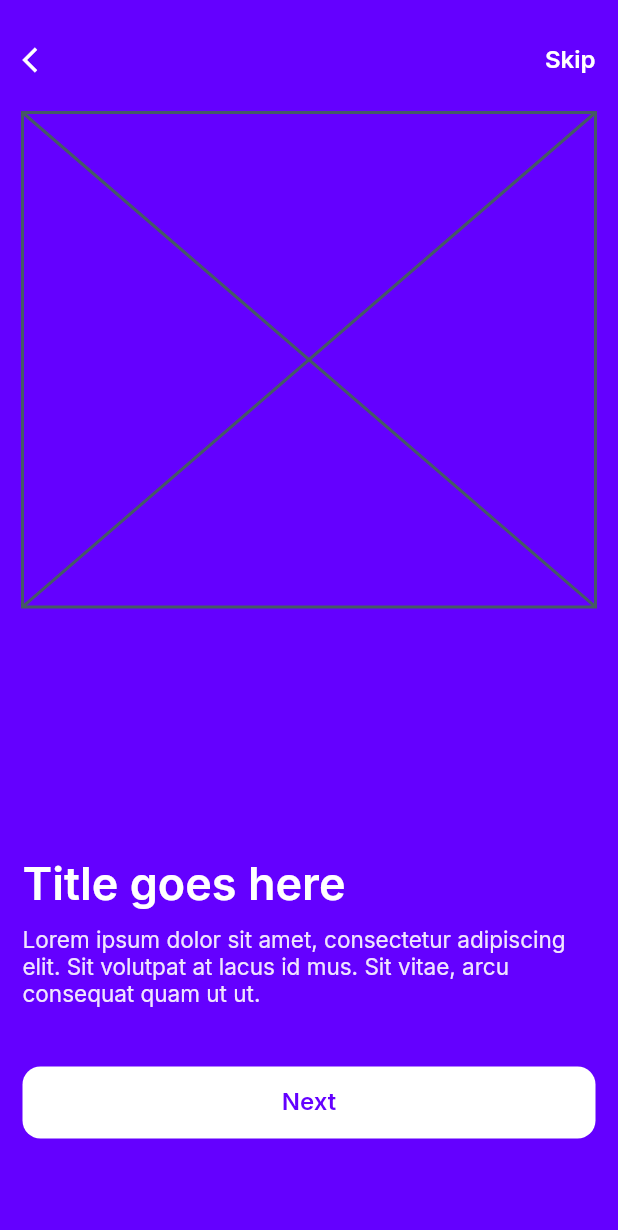
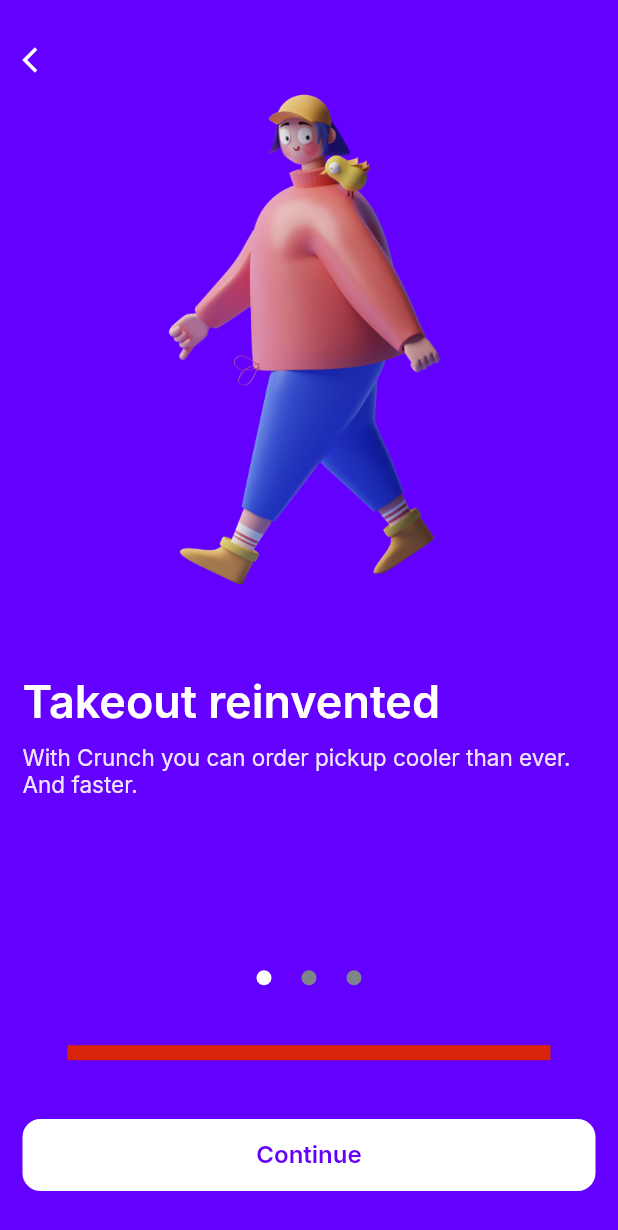
Before and after one commit to joelrose/crunch-app, a Flutter app: the OnboardingExplanationScreen screen opened by its route, on a phone screen of 412 x 824 dp. Shown: the top 1230 px of the screen. Run offline on Flutter 3.47's test engine with Material 2 defaults, Android fonts, the phone set to English and light mode, and no system bars; our stand-ins replace easy_localization, firebase_auth, firebase_core, flutter_svg, get_it, google_fonts and 3 more; missing offline and left inert: the_apple_sign_in; accounts and stored records are empty.

Commit message:
[add] onboarding explanation

```diff
--- a/lib/routes.dart
+++ b/lib/routes.dart
@@ -29,7 +29,7 @@ class Router {
         );
       case onboardingExplanationRoute:
         return CupertinoPageRoute(
-          builder: (_) => const OnboardingExplanationScreen(),
+          builder: (_) => OnboardingExplanationScreen(),
         );
       case onboardingAccountRoute:
         final args = settings.arguments! as bool;
--- a/lib/screens/onboarding/explanation/explanation.dart
+++ b/lib/screens/onboarding/explanation/explanation.dart
@@ -1,17 +1,60 @@
 import 'package:alpaca/global.dart';
 import 'package:alpaca/routes.dart';
+import 'package:alpaca/screens/onboarding/explanation/widgets/slide_widget.dart';
 import 'package:alpaca/shared/buttons.dart';
 import 'package:alpaca/shared/page_wrapper.dart';
 import 'package:flutter/cupertino.dart';
 import 'package:flutter/material.dart';
 import 'package:google_fonts/google_fonts.dart';
 
-class OnboardingExplanationScreen extends StatelessWidget {
-  const OnboardingExplanationScreen({Key? key}) : super(key: key);
+class OnboardingExplanationScreen extends StatefulWidget {
+  OnboardingExplanationScreen({Key? key}) : super(key: key);
+
+  @override
+  State<OnboardingExplanationScreen> createState() =>
+      _OnboardingExplanationScreenState();
+}
+
+class _OnboardingExplanationScreenState
+    extends State<OnboardingExplanationScreen> {
+  final PageController _controller = PageController();
+
+  int _currentPage = 0;
+
+  final List<Widget> _pages = const <Widget>[
+    SlideWidget(
+      title: 'Takeout reinvented',
+      description:
+          'With Crunch you can order pickup cooler than ever. And faster.',
+      image: 'assets/onboarding/step-1.png',
+    ),
+    SlideWidget(
+      title: 'Personalized for you',
+      description:
+          'Discover new places, collect stamps and benefit from special discounts from your favourite stores.',
+      image: 'assets/onboarding/step-2.png',
+    ),
+    SlideWidget(
+      title: 'Food goes social',
+      description:
+          'See where others are eating, send gifts to your friends and enjoy food together.',
+      image: 'assets/onboarding/step-3.png',
+    ),
+  ];
+
+  @override
+  void initState() {
+    super.initState();
+    _currentPage = 0;
+    _controller.addListener(() {
+      setState(() {
+        _currentPage = _controller.page!.toInt();
+      });
+    });
+  }
 
   @override
   Widget build(BuildContext context) {
-    final theme = Theme.of(context).textTheme;
     return PageWrapper(
       backgroundColor: AlpacaColor.primary100,
       child: Column(
@@ -20,7 +63,7 @@ class OnboardingExplanationScreen extends StatelessWidget {
           Column(
             children: [
               Padding(
-                padding: const EdgeInsets.only(bottom: 25),
+                padding: const EdgeInsets.only(bottom: 10),
                 child: Row(
                   mainAxisAlignment: MainAxisAlignment.spaceBetween,
                   children: [
@@ -32,49 +75,65 @@ class OnboardingExplanationScreen extends StatelessWidget {
                         color: AlpacaColor.white100Color,
                       ),
                     ),
-                    Text(
-                      'Skip',
-                      style: GoogleFonts.inter(
-                        color: AlpacaColor.white100Color,
-                        fontSize: 16,
-                        letterSpacing: 0,
-                        fontWeight: FontWeight.w600,
-                        height: 1,
+                  ],
                 ),
               ),
             ],
           ),
+          SizedBox(
+            height: MediaQuery.of(context).size.height * 0.7,
+            child: PageView.builder(
+              itemCount: _pages.length,
+              controller: _controller,
+              physics: const ClampingScrollPhysics(),
+              itemBuilder: (BuildContext context, int index) {
+                return _pages[index % _pages.length];
+              },
             ),
-              Placeholder(
-                fallbackHeight: MediaQuery.of(context).size.height * 0.4,
+          ),
+          Row(
+            mainAxisAlignment: MainAxisAlignment.center,
+            children: [
+              ...List.generate(
+                _pages.length,
+                (index) => Container(
+                  width: 10,
+                  height: 10,
+                  margin: const EdgeInsets.all(10),
+                  decoration: BoxDecoration(
+                    color: index == _currentPage
+                        ? AlpacaColor.white100Color
+                        : AlpacaColor.darkGreyColor,
+                    borderRadius: const BorderRadius.all(Radius.circular(20)),
+                  ),
+                ),
               ),
             ],
           ),
-          Column(
-            crossAxisAlignment: CrossAxisAlignment.start,
-            children: [
-              Text(
-                'Title goes here',
-                style: theme.headline1,
-              ),
-              Padding(
-                padding: const EdgeInsets.only(bottom: 40, top: 10),
-                child: Text(
-                  'Lorem ipsum dolor sit amet, consectetur adipiscing elit. Sit volutpat at lacus id mus. Sit vitae, arcu consequat quam ut ut. ',
-                  style: theme.subtitle1,
+          Expanded(
+            child: ListView.builder(
+              itemCount: 3,
+              itemBuilder: (context, i) {
+                return Container(
+                  color: i % 2 == 0
+                      ? AlpacaColor.redColor
+                      : AlpacaColor.primary100,
+                  height: 10,
+                  width: 10,
+                  margin: const EdgeInsets.all(30),
+                  padding: const EdgeInsets.all(30),
+                );
+              },
             ),
           ),
           ActionButton(
-                buttonText: 'Next',
+            buttonText: 'Continue',
             onPressed: () => {
               Navigator.of(context)
                   .pushNamed(onboardingAccountRoute, arguments: true)
             },
             isPrimaryButton: false,
           ),
-              const SizedBox(height: 35),
-            ],
-          ),
         ],
       ),
     );
--- /dev/null
+++ b/lib/screens/onboarding/explanation/widgets/slide_widget.dart
@@ -0,0 +1,45 @@
+import 'package:flutter/material.dart';
+
+class SlideWidget extends StatelessWidget {
+  const SlideWidget({
+    required this.title,
+    required this.description,
+    required this.image,
+  });
+
+  final String title;
+  final String description;
+  final String image;
+
+  @override
+  Widget build(BuildContext context) {
+    return Column(
+      children: [
+        Image.asset(
+          image,
+          fit: BoxFit.cover,
+          height: MediaQuery.of(context).size.height * 0.4,
+        ),
+        Container(
+          alignment: Alignment.centerLeft,
+          padding: const EdgeInsets.only(
+            top: 60.0,
+            bottom: 10,
+          ),
+          child: Text(
+            title,
+            style: Theme.of(context).textTheme.headline1!.copyWith(
+                  fontSize: 30,
+                ),
+            textAlign: TextAlign.left,
+          ),
+        ),
+        Text(
+          description,
+          style: Theme.of(context).textTheme.subtitle1,
+          textAlign: TextAlign.left,
+        ),
+      ],
+    );
+  }
+}
```
Also changed, not shown: assets/onboarding/step-1.png (added), assets/onboarding/step-2.png (added), assets/onboarding/step-3.png (added). Lines whose indentation alone changed are shown as unchanged.
